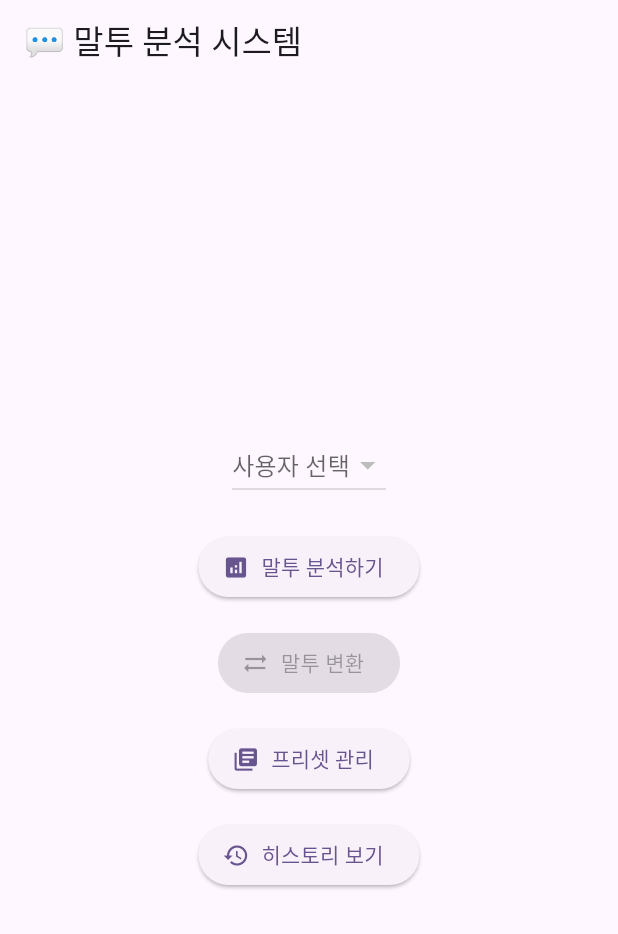
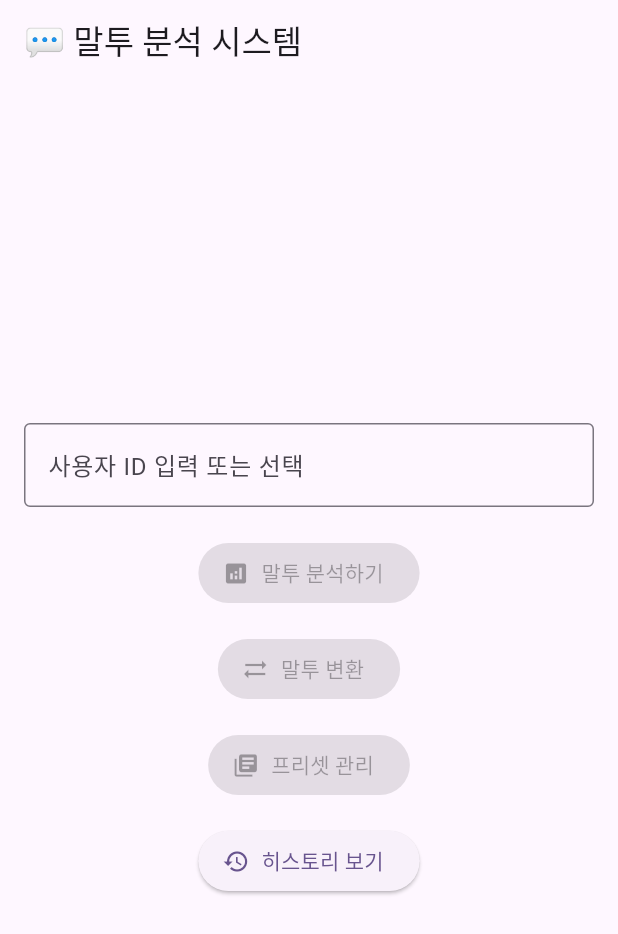
Before and after one commit to joshua92y/tone_c_project, a Flutter app: the screen it shows after launch, on a phone screen of 412 x 824 dp. Shown: the top 934 px of the screen. Run offline on Flutter 3.47's test engine with Material 3 defaults, Android fonts, the phone set to English and light mode, and no system bars; network calls fail.

Commit message:
홈페이지 연결 수정업

```diff
--- a/tone_web/lib/pages/home_page.dart
+++ b/tone_web/lib/pages/home_page.dart
@@ -14,7 +14,7 @@ class HomePage extends StatefulWidget {
 }
 
 class _HomePageState extends State<HomePage> {
-  String? _selectedUser;
+  final _userController = TextEditingController();
   List<String> _userIds = [];
   final String hostApiServer = 'https://tonecproject-production.up.railway.app';
 
@@ -43,29 +43,42 @@ class _HomePageState extends State<HomePage> {
 
   @override
   Widget build(BuildContext context) {
+    final selectedUser = _userController.text.trim();
+
     return Scaffold(
       appBar: AppBar(title: const Text('💬 말투 분석 시스템')),
-      body: Center(
+      body: Padding(
+        padding: const EdgeInsets.all(16),
         child: Column(
           mainAxisAlignment: MainAxisAlignment.center,
           children: [
-            DropdownButton<String>(
-              value: _selectedUser,
-              hint: const Text('사용자 선택'),
-              items: _userIds.map((id) => DropdownMenuItem(value: id, child: Text(id))).toList(),
-              onChanged: (value) {
-                setState(() => _selectedUser = value);
+            Autocomplete<String>(
+              optionsBuilder: (TextEditingValue textEditingValue) {
+                return _userIds.where((id) => id.contains(textEditingValue.text));
+              },
+              onSelected: (value) => _userController.text = value,
+              fieldViewBuilder: (context, controller, focusNode, onFieldSubmitted) {
+                return TextField(
+                  controller: _userController,
+                  focusNode: focusNode,
+                  decoration: const InputDecoration(
+                    labelText: '사용자 ID 입력 또는 선택',
+                    border: OutlineInputBorder(),
+                  ),
+                );
               },
             ),
             const SizedBox(height: 20),
             ElevatedButton.icon(
               icon: const Icon(Icons.analytics),
               label: const Text('말투 분석하기'),
-              onPressed: () {
+              onPressed: selectedUser.isEmpty
+                  ? null
+                  : () {
                       Navigator.push(
                         context,
                         MaterialPageRoute(
-                    builder: (_) => PresetPage(userId: _selectedUser!),
+                          builder: (_) => PresetPage(userId: selectedUser),
                         ),
                       );
                     },
@@ -74,13 +87,13 @@ class _HomePageState extends State<HomePage> {
             ElevatedButton.icon(
               icon: const Icon(Icons.sync_alt),
               label: const Text('말투 변환'),
-              onPressed: _selectedUser == null
+              onPressed: selectedUser.isEmpty
                   ? null
                   : () {
                       Navigator.push(
                         context,
                         MaterialPageRoute(
-                          builder: (_) => ConvertPage(userId: _selectedUser!),
+                          builder: (_) => ConvertPage(userId: selectedUser),
                         ),
                       );
                     },
@@ -89,11 +102,13 @@ class _HomePageState extends State<HomePage> {
             ElevatedButton.icon(
               icon: const Icon(Icons.library_books),
               label: const Text('프리셋 관리'),
-              onPressed: () {
+              onPressed: selectedUser.isEmpty
+                  ? null
+                  : () {
                       Navigator.push(
                         context,
                         MaterialPageRoute(
-                    builder: (_) => PresetPage(userId: _selectedUser!),
+                          builder: (_) => AnalyzePage(userId: selectedUser),
                         ),
                       );
                     },
```
Also changed, not shown: 3 other files. Lines whose indentation alone changed are shown as unchanged.
